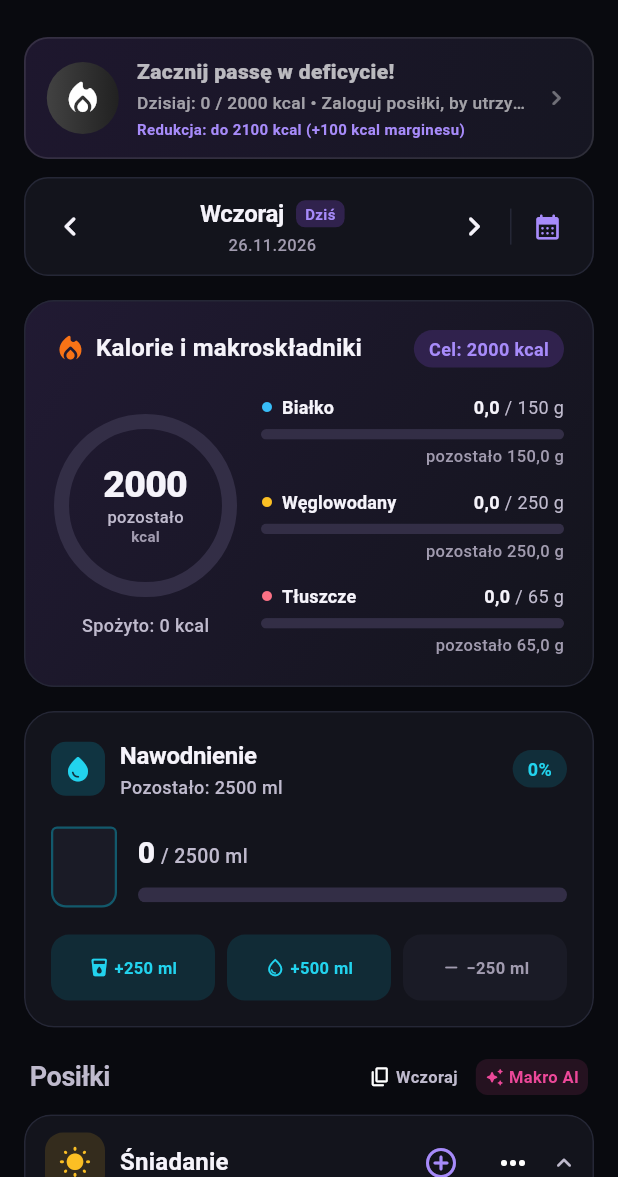
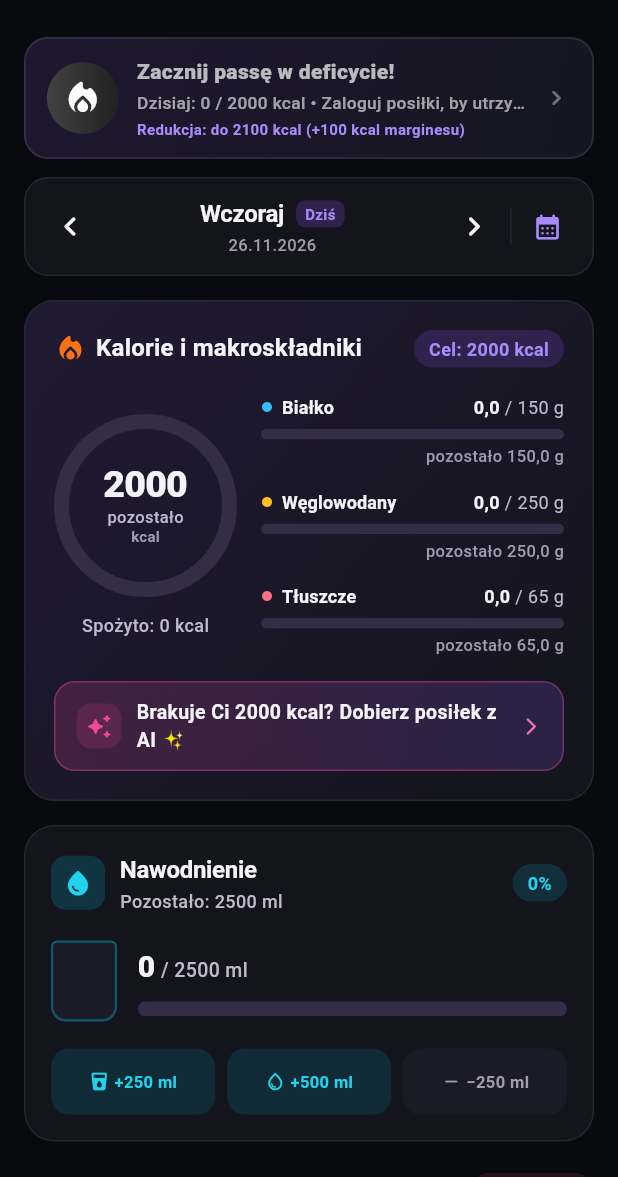
Before and after one commit to ASIN67/grubaski, a Flutter app: the DiaryScreen screen opened directly, after a tap on the "chevron left" icon, on a phone screen of 412 x 824 dp, the part 59-1236 px from its top. Run offline on Flutter 3.47's test engine with Material 3 defaults, Android fonts, the phone set to English and light mode, and no system bars; our stand-ins replace dio, fl_chart, flutter_riverpod, hive, hive_flutter, image_picker and 4 more; missing offline and left inert: dart:js_interop, mobile_scanner; accounts and stored records are empty; network calls fail.

Commit message:
Fix Android widget prefs cast, widget sync cache, Makro AI CTA, AdaptiveCoach 5-day guard, and ErrorWidget fallback

```diff
--- a/lib/screens/diary_screen.dart
+++ b/lib/screens/diary_screen.dart
@@ -18,6 +18,29 @@ import 'quick_add_sheet.dart';
 /// calorie and macro summaries, hydration tracker, and 5 distinct meal category cards.
 class DiaryScreen extends ConsumerWidget {
   const DiaryScreen({super.key});
+
+  static (int, double, double, int, bool)? _lastWidgetSyncPayload;
+
+  void _openAiMacroFinisher(
+    BuildContext context, {
+    required double caloriesGoal,
+    required double proteinGoal,
+    required double carbsGoal,
+    required double fatGoal,
+    required DiaryState diaryState,
+  }) {
+    final remCal = (caloriesGoal - diaryState.totalCalories).round();
+    final remP = (proteinGoal - diaryState.totalProtein).clamp(0.0, 300.0);
+    final remC = (carbsGoal - diaryState.totalCarbs).clamp(0.0, 500.0);
+    final remF = (fatGoal - diaryState.totalFat).clamp(0.0, 200.0);
+    AiMacroFinisherSheet.show(
+      context,
+      remainingCalories: remCal > 0 ? remCal : 300,
+      remainingProtein: remP,
+      remainingCarbs: remC,
+      remainingFat: remF,
+    );
+  }
 
   void _navigateToAddProduct(
     BuildContext context, {
@@ -210,16 +233,28 @@ class DiaryScreen extends ConsumerWidget {
     final int waterGoal = userProfile?.waterGoalMl ?? 2500;
 
     // Keep Android Home Screen Widget in sync with today's totals
-    WidgetsBinding.instance.addPostFrameCallback((_) {
+    if (isToday) {
       final remCal = (caloriesGoal - diaryState.totalCalories).round();
-      WidgetUpdateService.instance.updateWidgetData(
-        remainingCalories: remCal,
-        proteinConsumed: diaryState.totalProtein,
-        carbsConsumed: diaryState.totalCarbs,
-        waterConsumedMl: waterLog.amountMl,
-        isOverCalories: remCal < 0,
+      final payload = (
+        remCal,
+        diaryState.totalProtein,
+        diaryState.totalCarbs,
+        waterLog.amountMl,
+        remCal < 0,
       );
-    });
+      if (_lastWidgetSyncPayload != payload) {
+        _lastWidgetSyncPayload = payload;
+        WidgetsBinding.instance.addPostFrameCallback((_) {
+          WidgetUpdateService.instance.updateWidgetData(
+            remainingCalories: payload.$1,
+            proteinConsumed: payload.$2,
+            carbsConsumed: payload.$3,
+            waterConsumedMl: payload.$4,
+            isOverCalories: payload.$5,
+          );
+        });
+      }
+    }
 
     return Scaffold(
       appBar: AppBar(
@@ -290,6 +325,14 @@ class DiaryScreen extends ConsumerWidget {
               carbsGoal: carbsGoal,
               fatConsumed: diaryState.totalFat,
               fatGoal: fatGoal,
+              onAskAiPressed: () => _openAiMacroFinisher(
+                context,
+                caloriesGoal: caloriesGoal,
+                proteinGoal: proteinGoal,
+                carbsGoal: carbsGoal,
+                fatGoal: fatGoal,
+                diaryState: diaryState,
+              ),
             ),
 
             const SizedBox(height: 16),
@@ -351,19 +394,14 @@ class DiaryScreen extends ConsumerWidget {
                     message: 'AI: Zaproponuj posiłek na brakujące kalorie i makroskładniki',
                     child: InkWell(
                       borderRadius: BorderRadius.circular(8),
-                      onTap: () {
-                        final remCal = (caloriesGoal - diaryState.totalCalories).round();
-                        final remP = (proteinGoal - diaryState.totalProtein).clamp(0.0, 300.0);
-                        final remC = (carbsGoal - diaryState.totalCarbs).clamp(0.0, 500.0);
-                        final remF = (fatGoal - diaryState.totalFat).clamp(0.0, 200.0);
-                        AiMacroFinisherSheet.show(
-                          context,
-                          remainingCalories: remCal > 0 ? remCal : 300,
-                          remainingProtein: remP,
-                          remainingCarbs: remC,
-                          remainingFat: remF,
-                        );
-                      },
+                      onTap: () => _openAiMacroFinisher(
+                        context,
+                        caloriesGoal: caloriesGoal,
+                        proteinGoal: proteinGoal,
+                        carbsGoal: carbsGoal,
+                        fatGoal: fatGoal,
+                        diaryState: diaryState,
+                      ),
                       child: Container(
                         padding: const EdgeInsets.symmetric(horizontal: 6, vertical: 4),
                         decoration: BoxDecoration(
--- a/lib/widgets/calorie_summary_card.dart
+++ b/lib/widgets/calorie_summary_card.dart
@@ -14,6 +14,7 @@ class CalorieSummaryCard extends StatelessWidget {
   final double fatConsumed;
   final double fatGoal;
   final VoidCallback? onTap;
+  final VoidCallback? onAskAiPressed;
 
   CalorieSummaryCard({
     super.key,
@@ -26,6 +27,7 @@ class CalorieSummaryCard extends StatelessWidget {
     required num fatConsumed,
     required num fatGoal,
     this.onTap,
+    this.onAskAiPressed,
   })  : caloriesConsumed = caloriesConsumed.toDouble(),
         caloriesGoal = caloriesGoal.toDouble(),
         proteinConsumed = proteinConsumed.toDouble(),
@@ -199,6 +201,76 @@ class CalorieSummaryCard extends StatelessWidget {
                     );
                   },
                 ),
+
+                if (onAskAiPressed != null && !isOverflow && remainingKcal > 50) ...[
+                  const SizedBox(height: 16),
+                  Material(
+                    color: Colors.transparent,
+                    child: InkWell(
+                      onTap: onAskAiPressed,
+                      borderRadius: BorderRadius.circular(14),
+                      child: Container(
+                        width: double.infinity,
+                        padding: const EdgeInsets.symmetric(
+                          horizontal: 14,
+                          vertical: 10,
+                        ),
+                        decoration: BoxDecoration(
+                          gradient: LinearGradient(
+                            colors: [
+                              const Color(0xFFEC4899)
+                                  .withOpacity(isDark ? 0.18 : 0.10),
+                              AppColors.primary
+                                  .withOpacity(isDark ? 0.18 : 0.10),
+                            ],
+                            begin: Alignment.centerLeft,
+                            end: Alignment.centerRight,
+                          ),
+                          borderRadius: BorderRadius.circular(14),
+                          border: Border.all(
+                            color: const Color(0xFFEC4899)
+                                .withOpacity(isDark ? 0.40 : 0.28),
+                          ),
+                        ),
+                        child: Row(
+                          children: [
+                            Container(
+                              padding: const EdgeInsets.all(6),
+                              decoration: BoxDecoration(
+                                color: const Color(0xFFEC4899).withOpacity(0.16),
+                                borderRadius: BorderRadius.circular(10),
+                              ),
+                              child: const Icon(
+                                Icons.auto_awesome_rounded,
+                                size: 18,
+                                color: Color(0xFFEC4899),
+                              ),
+                            ),
+                            const SizedBox(width: 10),
+                            Expanded(
+                              child: Text(
+                                'Brakuje Ci $remainingKcal kcal? Dobierz posiłek z AI ✨',
+                                style: TextStyle(
+                                  fontSize: 13,
+                                  fontWeight: FontWeight.w600,
+                                  color: AppColors.textPrimary(context),
+                                ),
+                              ),
+                            ),
+                            const SizedBox(width: 6),
+                            Icon(
+                              Icons.arrow_forward_ios_rounded,
+                              size: 14,
+                              color: isDark
+                                  ? const Color(0xFFF472B6)
+                                  : const Color(0xFFDB2777),
+                            ),
+                          ],
+                        ),
+                      ),
+                    ),
+                  ),
+                ],
               ],
             ),
           ),
```
Also changed, not shown: lib/main.dart (+36 -1 lines), lib/widgets/adaptive_coach_view.dart (+24 -11 lines), 1 other file.
